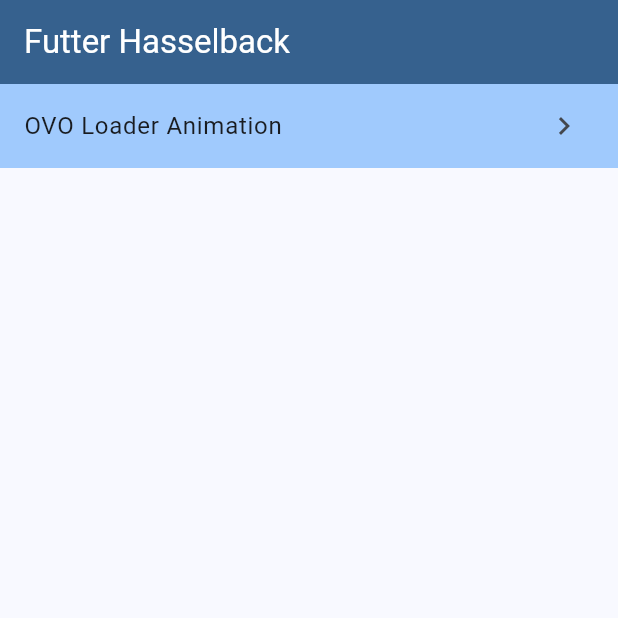
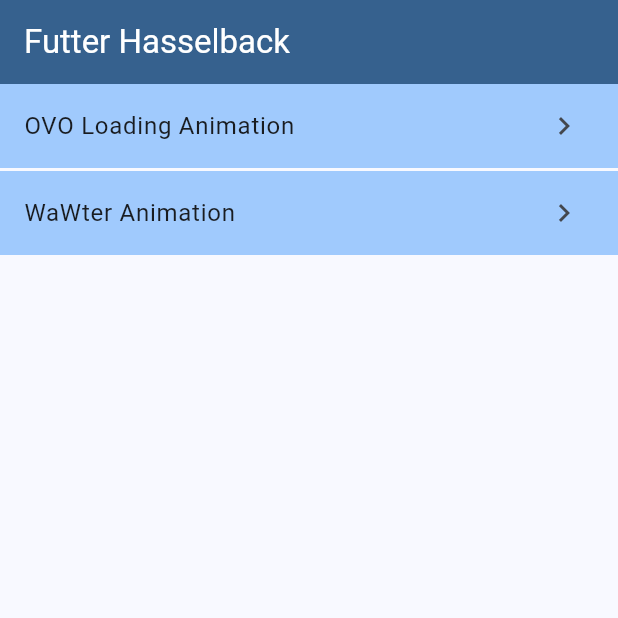
Before and after one commit to pmatatias/flutter_hasselback, a Flutter app: the screen it shows after launch, on a phone screen of 412 x 824 dp, the top half of it. Run offline on Flutter 3.47's test engine with Material 3 defaults, Android fonts, the phone set to English and light mode, and no system bars.

Commit message:
update directory

```diff
--- a/lib/home_screen.dart
+++ b/lib/home_screen.dart
@@ -1,5 +1,6 @@
 import 'package:flutter/material.dart';
 import 'package:flutter_hasselback/ovo/screen.dart';
+import 'package:flutter_hasselback/wawter/screen.dart';
 
 class MyHomePage extends StatefulWidget {
   const MyHomePage({
@@ -21,19 +22,34 @@ class _MyHomePageState extends State<MyHomePage> {
         elevation: 4,
       ),
       body: ListView(
-        children: <Widget>[
-          ListTile(
-            tileColor: Theme.of(context).colorScheme.inversePrimary,
-            title: const Text("OVO Loader Animation"),
-            onTap: () => Navigator.push(
-                context,
-                MaterialPageRoute(
-                  builder: (context) => const OvoView(),
-                )),
-            trailing: const Icon(Icons.chevron_right),
-          )
+        children: const <Widget>[
+          TileOn(screen: OvoView(), title: "OVO Loading Animation"),
+          TileOn(screen: WawterView(), title: "WaWter Animation"),
         ],
       ),
     );
   }
 }
+
+class TileOn extends StatelessWidget {
+  const TileOn({super.key, required this.screen, required this.title});
+  final Widget screen;
+  final String title;
+
+  @override
+  Widget build(BuildContext context) {
+    return Padding(
+      padding: const EdgeInsets.only(bottom: 2.0),
+      child: ListTile(
+        tileColor: Theme.of(context).colorScheme.inversePrimary,
+        title: Text(title),
+        onTap: () => Navigator.push(
+            context,
+            MaterialPageRoute(
+              builder: (context) => screen,
+            )),
+        trailing: const Icon(Icons.chevron_right),
+      ),
+    );
+  }
+}
```
Also changed, not shown: lib/wawter/screen.dart (added, +15 -0 lines), pubspec.lock.
